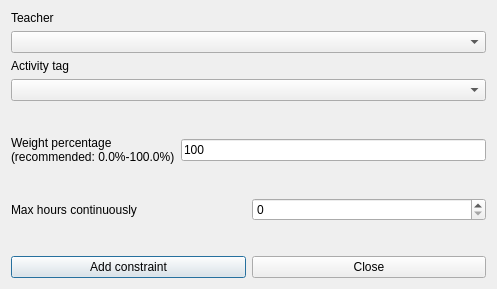
Old version of the form fet/src/interface/addconstraintteacheractivitytagmaxhourscontinuouslyform_template.ui in the repository vonmecheln/fet.
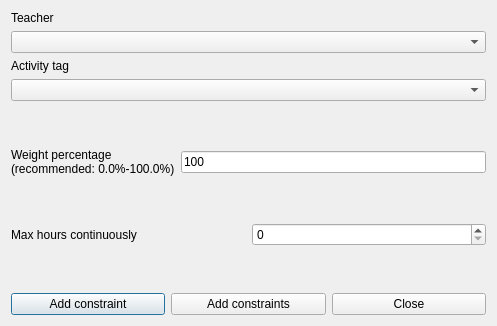
New version of the form.

```diff
--- a/fet/src/interface/addconstraintteacheractivitytagmaxhourscontinuouslyform_template.ui
+++ b/fet/src/interface/addconstraintteacheractivitytagmaxhourscontinuouslyform_template.ui
@@ -7,7 +7,7 @@
     <x>0</x>
     <y>0</y>
     <width>497</width>
-    <height>289</height>
+    <height>326</height>
    </rect>
   </property>
   <property name="windowTitle">
@@ -175,6 +175,13 @@
        </property>
       </widget>
      </item>
+     <item>
+      <widget class="QPushButton" name="addConstraintsPushButton">
+       <property name="text">
+        <string>Add constraints</string>
+       </property>
+      </widget>
+     </item>
      <item>
       <widget class="QPushButton" name="closePushButton">
        <property name="text">
```
